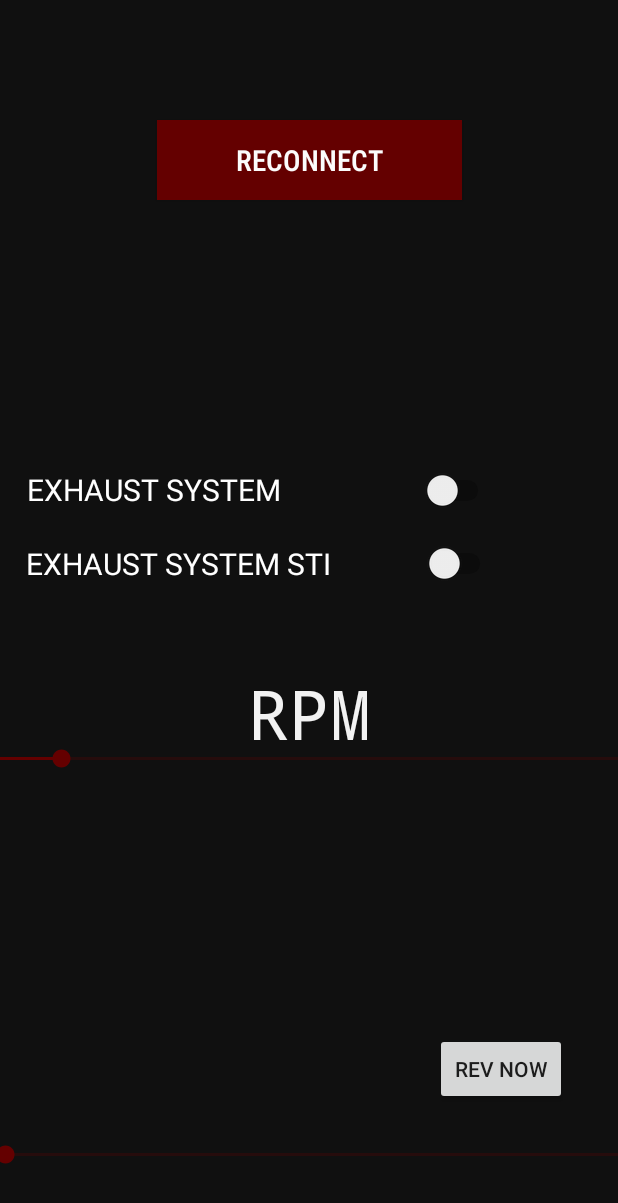
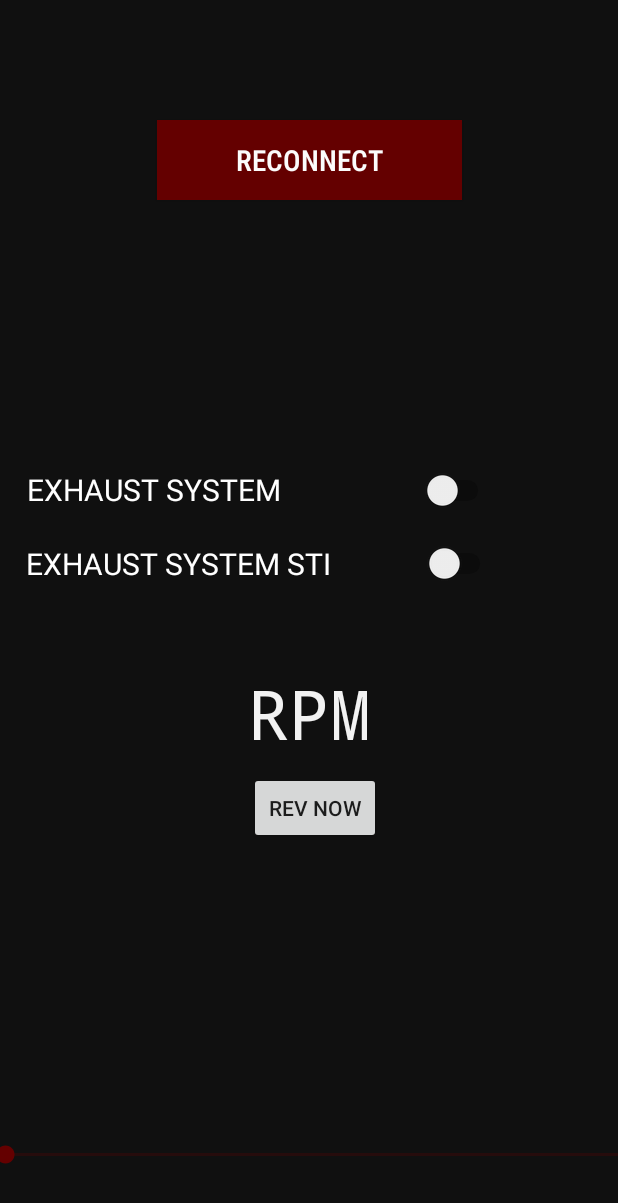
Before and after one commit to ekonopliov/Revs-Generator-App-Android, an Android app: the screen it shows after launch (MainActivity), on a phone screen of 412 x 824 dp. Shown: the top 1203 px of the screen. Run offline under Robolectric (Android 15) with nearby library versions, the phone set to English and light mode, and no system bars.

Commit message:
Bug fixing

```diff
--- a/app/src/main/res/layout/activity_main.xml
+++ b/app/src/main/res/layout/activity_main.xml
@@ -9,22 +9,6 @@
     android:hapticFeedbackEnabled="true"
     android:keepScreenOn="true"
     tools:context=".MainActivity">
-
-    <SeekBar
-        android:id="@+id/seekBarRPMSilmulation"
-        style="@style/Widget.AppCompat.SeekBar"
-        android:layout_width="501dp"
-        android:layout_height="43dp"
-        android:layout_marginStart="8dp"
-        android:layout_marginEnd="8dp"
-        android:layout_marginBottom="296dp"
-        android:hapticFeedbackEnabled="true"
-        android:max="4100"
-        android:progress="600"
-        android:visibility="visible"
-        app:layout_constraintBottom_toBottomOf="parent"
-        app:layout_constraintEnd_toEndOf="parent"
-        app:layout_constraintStart_toStartOf="parent" />
 
     <Switch
         android:id="@+id/switchExhaustSystemSecond"
@@ -147,10 +131,10 @@
         android:text="REV NOW"
         app:layout_constraintBottom_toBottomOf="parent"
         app:layout_constraintEnd_toEndOf="parent"
-        app:layout_constraintHorizontal_bias="0.915"
+        app:layout_constraintHorizontal_bias="0.513"
         app:layout_constraintStart_toStartOf="parent"
         app:layout_constraintTop_toTopOf="parent"
-        app:layout_constraintVertical_bias="0.896" />
+        app:layout_constraintVertical_bias="0.667" />
 
     <TextView
         android:id="@+id/txtRPM"
```
Also changed, not shown: app/src/main/java/com/example/myapplication/MainActivity.java (+0 -74 lines), 12 other files.
